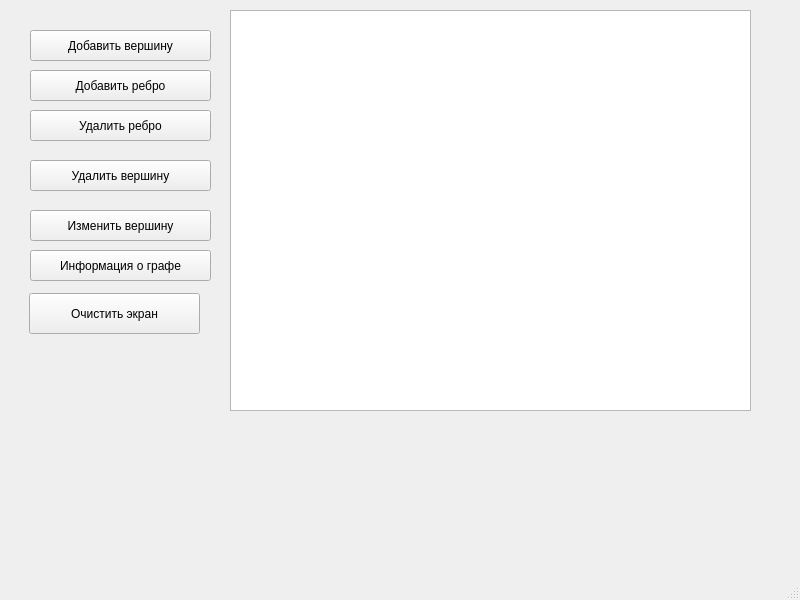
This is trunk/ii02310/task_03/src/mainwindow.ui in brstu/OTIS-2023 as Qt 5 draws it before an edit. The edited form follows.
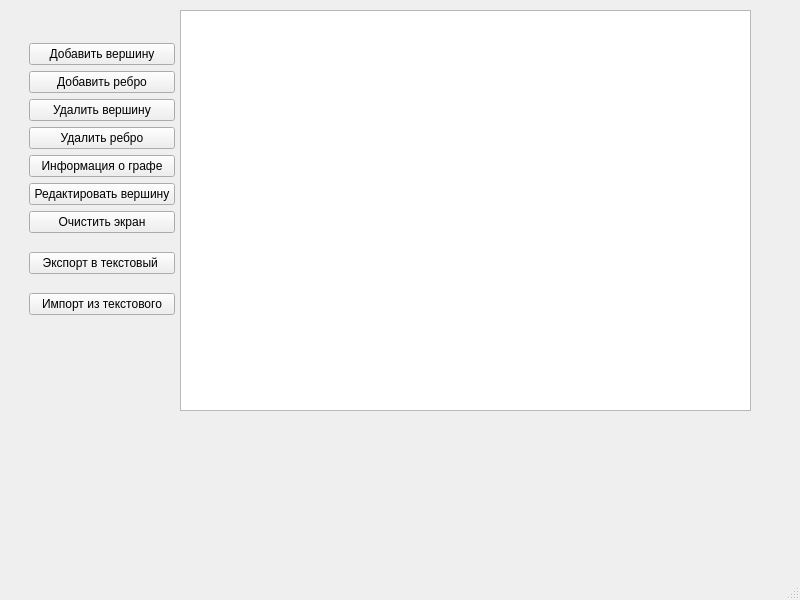
This is the edited form.

The edit to the form file:
```diff
--- a/trunk/ii02310/task_03/src/mainwindow.ui
+++ b/trunk/ii02310/task_03/src/mainwindow.ui
@@ -17,103 +17,91 @@
    <widget class="QGraphicsView" name="graphicsView">
     <property name="geometry">
      <rect>
-      <x>230</x>
+      <x>180</x>
       <y>10</y>
-      <width>521</width>
+      <width>571</width>
       <height>401</height>
      </rect>
     </property>
    </widget>
-   <widget class="QPushButton" name="addVertexButton">
+   <widget class="QWidget" name="">
     <property name="geometry">
      <rect>
-      <x>30</x>
+      <x>29</x>
       <y>30</y>
-      <width>181</width>
-      <height>31</height>
+      <width>146</width>
+      <height>298</height>
      </rect>
     </property>
+    <layout class="QVBoxLayout" name="verticalLayout_2">
+     <item>
+      <layout class="QVBoxLayout" name="verticalLayout">
+       <item>
+        <widget class="QPushButton" name="addVertexButton">
     <property name="text">
      <string>Добавить вершину</string>
     </property>
    </widget>
+       </item>
+       <item>
    <widget class="QPushButton" name="addEdgeButton">
-    <property name="geometry">
-     <rect>
-      <x>30</x>
-      <y>70</y>
-      <width>181</width>
-      <height>31</height>
-     </rect>
-    </property>
     <property name="text">
      <string>Добавить ребро</string>
     </property>
    </widget>
-   <widget class="QPushButton" name="removeEdgeButton">
-    <property name="geometry">
-     <rect>
-      <x>30</x>
-      <y>110</y>
-      <width>181</width>
-      <height>31</height>
-     </rect>
-    </property>
-    <property name="text">
-     <string>Удалить ребро</string>
-    </property>
-   </widget>
+       </item>
+       <item>
    <widget class="QPushButton" name="removeVertexButton">
-    <property name="geometry">
-     <rect>
-      <x>30</x>
-      <y>160</y>
-      <width>181</width>
-      <height>31</height>
-     </rect>
-    </property>
     <property name="text">
      <string>Удалить вершину</string>
     </property>
    </widget>
-   <widget class="QPushButton" name="changeVertexButton">
-    <property name="geometry">
-     <rect>
-      <x>30</x>
-      <y>210</y>
-      <width>181</width>
-      <height>31</height>
-     </rect>
-    </property>
+       </item>
+       <item>
+        <widget class="QPushButton" name="removeEdgeButton">
     <property name="text">
-     <string>Изменить вершину</string>
-    </property>
-   </widget>
+          <string>Удалить ребро</string>
+         </property>
+        </widget>
+       </item>
+       <item>
    <widget class="QPushButton" name="addInformationButton">
-    <property name="geometry">
-     <rect>
-      <x>30</x>
-      <y>250</y>
-      <width>181</width>
-      <height>31</height>
-     </rect>
-    </property>
     <property name="text">
      <string>Информация о графе</string>
     </property>
    </widget>
+       </item>
+       <item>
+        <widget class="QPushButton" name="changeVertexButton">
+         <property name="text">
+          <string>Редактировать вершину</string>
+         </property>
+        </widget>
+       </item>
+       <item>
    <widget class="QPushButton" name="addClearsceneButton">
-    <property name="geometry">
-     <rect>
-      <x>29</x>
-      <y>293</y>
-      <width>171</width>
-      <height>41</height>
-     </rect>
-    </property>
     <property name="text">
      <string>Очистить экран</string>
     </property>
+        </widget>
+       </item>
+      </layout>
+     </item>
+     <item>
+      <widget class="QPushButton" name="export_2">
+       <property name="text">
+        <string>Экспорт в текстовый </string>
+       </property>
+      </widget>
+     </item>
+     <item>
+      <widget class="QPushButton" name="import_2">
+       <property name="text">
+        <string>Импорт из текстового</string>
+       </property>
+      </widget>
+     </item>
+    </layout>
    </widget>
   </widget>
   <widget class="QMenuBar" name="menubar">
```
Lines whose indentation alone changed are shown as unchanged.
